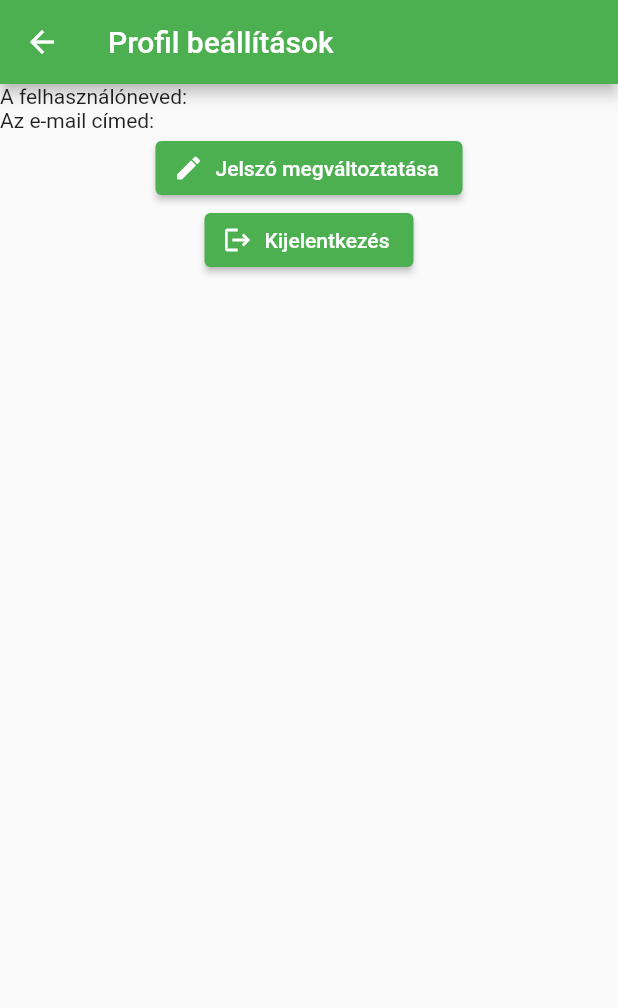
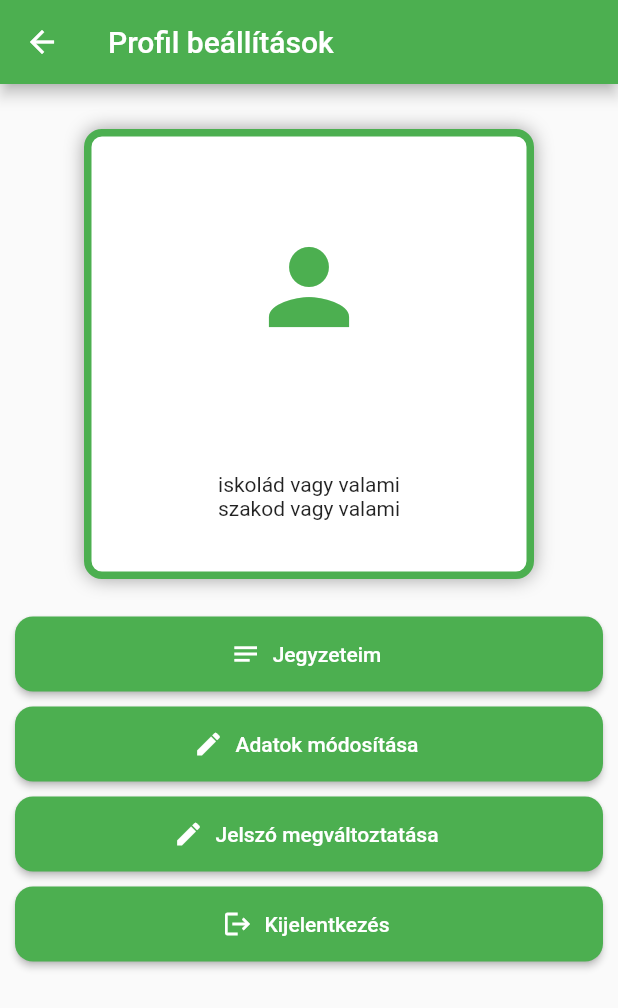
Before and after one commit to Beck-berry/arborapp, a Flutter app: the screen it shows after launch, after a tap on "Profil beállítások", on a phone screen of 412 x 824 dp. Shown: the top 1008 px of the screen. Run offline on Flutter 3.47's test engine with Material 2 defaults, Android fonts, the phone set to English and light mode, and no system bars; our stand-ins replace cloud_firestore, firebase_auth, firebase_core, flutter_map, latlong2, searchfield; accounts and stored records are empty; generated files the repository leaves out were written again.

Commit message:
update profil

```diff
--- a/lib/src/profile.dart
+++ b/lib/src/profile.dart
@@ -2,6 +2,7 @@ import 'package:flutter/material.dart';
 import 'package:firebase_auth/firebase_auth.dart';
 
 import 'enums.dart';
+import 'notes.dart';
 
 class Profile extends StatelessWidget {
   const Profile({
@@ -42,7 +43,7 @@ class Profile extends StatelessWidget {
       void Function(Exception e) error,
       ) resetPassword;
 
-  Scaffold base(List<Widget> children) {
+  Scaffold base(Widget child) {
     return Scaffold(
         appBar: AppBar(
           title: const Text(
@@ -50,8 +51,9 @@ class Profile extends StatelessWidget {
           ),
         ),
         body: Center(
-          child: Column(
-            children: children,
+          child: Container(
+            margin: const EdgeInsets.all(10.0),
+            child: child,
           )
         )
     );
@@ -96,7 +98,9 @@ class Profile extends StatelessWidget {
   Widget build(BuildContext context) {
     switch(loginState) {
       case LoginState.loggedOut:
-        return base([
+        return base(
+          Column(
+            children: [
               const Text("Miért jó, ha van fiókod?"),
               ElevatedButton.icon(
                   label: const Text("Új vagyok!"),
@@ -120,12 +124,16 @@ class Profile extends StatelessWidget {
                     startLogin();
                   }
               ),
-        ]);
+            ],
+          )
+        );
       case LoginState.login:
         String _email = "";
         String _pswd = "";
 
-        return base([
+        return base(
+          Column(
+            children: [
               Padding(
                 padding: const EdgeInsets.all(8.0),
                 child: Form(
@@ -197,14 +205,18 @@ class Profile extends StatelessWidget {
                   ),
                 ],
               ),
-        ]);
+            ],
+          )
+        );
       case LoginState.register:
         String _email = "";
         String _nickname = "";
         String _pswd1 = "";
         String _pswd2 = "";
 
-        return base([
+        return base(
+          Column(
+            children: [
               Padding(
                   padding: const EdgeInsets.all(8.0),
                   child: Form(
@@ -287,40 +299,119 @@ class Profile extends StatelessWidget {
                   ),
                 ],
               ),
-        ]);
+            ],
+          )
+        );
       case LoginState.loggedIn:
         User? _user = FirebaseAuth.instance.currentUser;
 
-        return base([
+        return base(
           Column(
             children: [
-              Row(
+              Container(
+                margin: const EdgeInsets.symmetric(vertical: 20.0),
+                padding: const EdgeInsets.all(15.0),
+                height: 300,
+                width: 300,
+                decoration: BoxDecoration(
+                  color: Colors.white,
+                  border: Border.all(
+                    color: Colors.green,
+                    width: 5
+                  ),
+                  borderRadius: BorderRadius.circular(12),
+                  boxShadow: const [BoxShadow(
+                    blurRadius: 10.0,
+                    color: Colors.grey
+                  )]
+                ),
+                child: Column(
+                  crossAxisAlignment: CrossAxisAlignment.center,
                   children: [
-                  const Text("A felhasználóneved:"),
-                  Text(_user!.displayName.toString())
+                    const Padding(
+                      padding: EdgeInsets.all(45.0),
+                      child: Icon(
+                        Icons.person,
+                        size: 80,
+                        color: Colors.green,
+                      ),
+                    ),
+                    Text(
+                      _user!.displayName.toString(),
+                      style: const TextStyle(
+                        fontWeight: FontWeight.bold,
+                        fontSize: 20,
+                        letterSpacing: 2.5,
+                      ),
+                    ),
+                    Text(_user.email.toString()),
+                    Text('iskolád vagy valami'),
+                    Text('szakod vagy valami')
                   ],
                 ),
-              Row(
-                children: [
-                  const Text("Az e-mail címed:"),
-                  Text(_user.email.toString())
-                ],
               ),
-              ElevatedButton.icon(
+              Container(
+                margin: const EdgeInsets.symmetric(vertical: 5.0),
+                child: ElevatedButton.icon(
+                  onPressed: () {
+                    Navigator.push(
+                        context,
+                        MaterialPageRoute(builder: (context) => const Notes())
+                    );
+                  },
+                  icon: const Icon(Icons.notes, size: 20),
+                  label: const Text("Jegyzeteim"),
+                  style: ElevatedButton.styleFrom(
+                      primary: Colors.green,
+                      minimumSize: const Size.fromHeight(50),
+                      shape: const RoundedRectangleBorder(borderRadius: BorderRadius.all(Radius.circular(12.0)))
+                  ),
+                ),
+              ),
+              Container(
+                margin: const EdgeInsets.symmetric(vertical: 5.0),
+                child: ElevatedButton.icon(
                   onPressed: () {}, // TODO form
                   icon: const Icon(Icons.edit, size: 20),
-                  label: const Text("Jelszó megváltoztatása")
+                  label: const Text("Adatok módosítása"),
+                  style: ElevatedButton.styleFrom(
+                      primary: Colors.green,
+                      minimumSize: const Size.fromHeight(50),
+                      shape: const RoundedRectangleBorder(borderRadius: BorderRadius.all(Radius.circular(12.0)))
+                  ),
+                )
+              ),
+              Container(
+                margin: const EdgeInsets.symmetric(vertical: 5.0),
+                child: ElevatedButton.icon(
+                  onPressed: () {}, // TODO form
+                  icon: const Icon(Icons.edit, size: 20),
+                  label: const Text("Jelszó megváltoztatása"),
+                  style: ElevatedButton.styleFrom(
+                      primary: Colors.green,
+                      minimumSize: const Size.fromHeight(50),
+                      shape: const RoundedRectangleBorder(borderRadius: BorderRadius.all(Radius.circular(12.0)))
+                  ),
+                )
+              ),
+              Container(
+                margin: const EdgeInsets.symmetric(vertical: 5.0),
+                child: ElevatedButton.icon(
+                  onPressed: signOut,
+                  icon: const Icon(Icons.logout, size: 20),
+                  label: const Text("Kijelentkezés"),
+                  style: ElevatedButton.styleFrom(
+                      primary: Colors.green,
+                      minimumSize: const Size.fromHeight(50),
+                      shape: const RoundedRectangleBorder(borderRadius: BorderRadius.all(Radius.circular(12.0)))
+                  ),
+                )
               )
             ]
           ),
-          ElevatedButton.icon(
-              onPressed: signOut,
-              icon: const Icon(Icons.logout, size: 20),
-              label: const Text("Kijelentkezés")
-          )
-        ]);
+        );
       default:
-        return base([const Text("Valami elromlott :(")]);
+        return base(const Text("Valami elromlott :("));
     }
   }
 }
```
Lines whose indentation alone changed are shown as unchanged.
